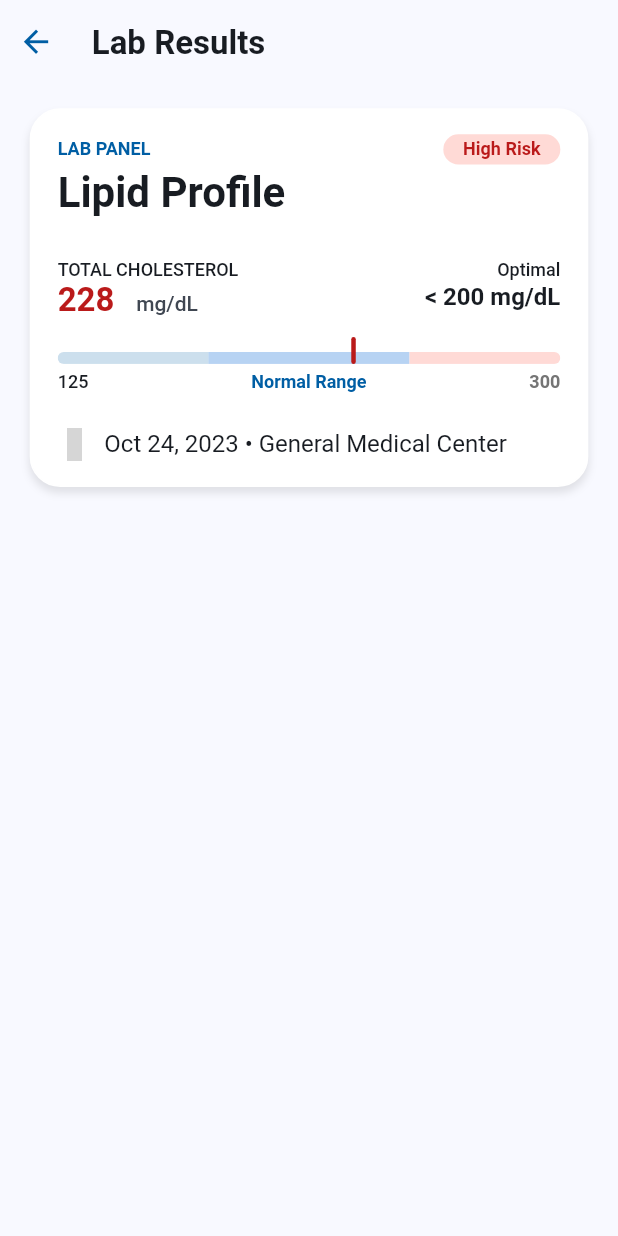
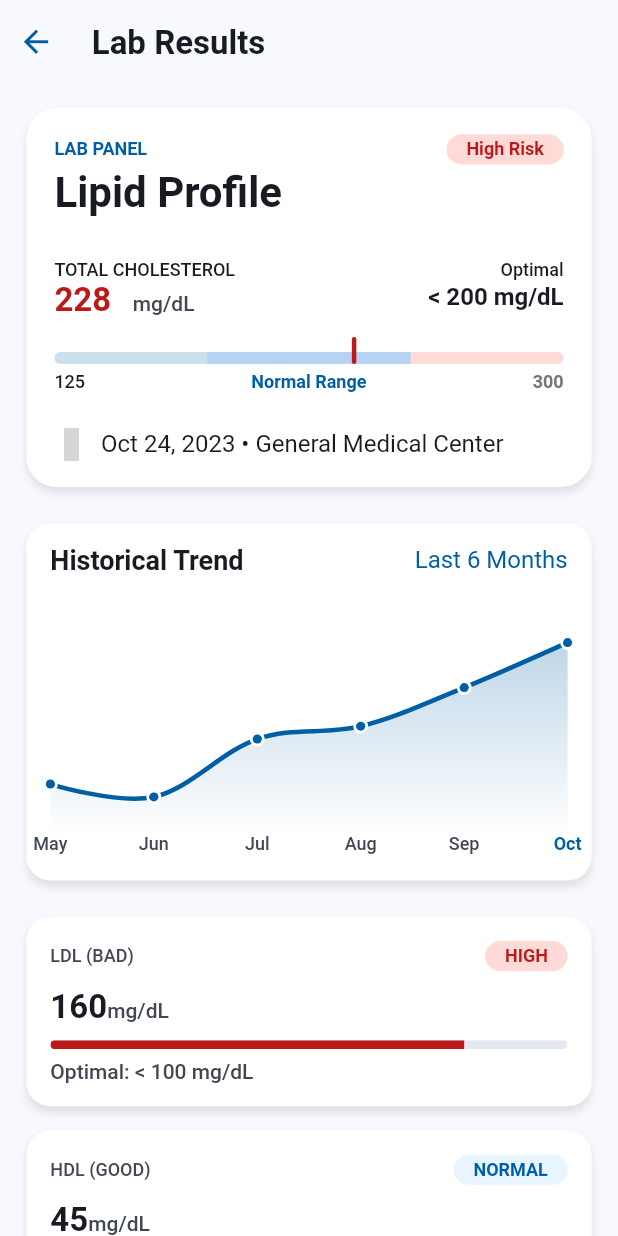
Before and after one commit to MohammedElEsh/ilajak, a Flutter app: the LabResultsView screen opened by its route, on a phone screen of 412 x 824 dp. Run offline on Flutter 3.47's test engine with Material 3 defaults, Android fonts, the phone set to English and light mode, and no system bars; drawn by our look-alikes of fl_chart; our stand-ins replace cached_network_image, connectivity_plus, dio, dotted_border, easy_localization, equatable and 15 more; accounts and stored records are empty; Roboto replaces fonts that are missing (Almarai); grey boxes are pictures that could not be loaded.

Commit message:
Finish LabResultsView

```diff
--- a/lib/features/patient/health/presentation/views/labs_view.dart
+++ b/lib/features/patient/health/presentation/views/labs_view.dart
@@ -4,7 +4,9 @@ import 'package:go_router/go_router.dart';
 import 'package:ilajak/core/shared/layout/app_top_bar.dart';
 import 'package:ilajak/core/theme/colors/app_colors.dart';
 import 'package:ilajak/core/theme/typography/app_typography.dart';
+import 'package:ilajak/features/patient/health/presentation/widgets/historical_trend_chart_widget.dart';
 import 'package:ilajak/features/patient/health/presentation/widgets/lab_panel_card_widget.dart';
+import 'package:ilajak/features/patient/health/presentation/widgets/lab_result_item_progress.dart';
 
 class LabResultsView extends StatelessWidget {
   const LabResultsView({super.key});
@@ -28,12 +30,51 @@ class LabResultsView extends StatelessWidget {
       ),
       // I'll get all the data from the clicable labs in the health page
       body: SafeArea(
-        child: Padding(
-          padding: EdgeInsets.symmetric(horizontal: 18.w, vertical: 16.h),
-          child: const SingleChildScrollView(
+        child: SingleChildScrollView(
+          child: Padding(
+            padding: EdgeInsets.symmetric(horizontal: 16.w, vertical: 16.h),
             child: Column(
               children: [
-                LabPanelCardWidget(),
+                const LabPanelCardWidget(),
+                SizedBox(height: 24.h),
+                const HistoricalTrendChart(),
+                SizedBox(height: 24.h),
+                const LabResultItemProgress(
+                  title: 'LDL (BAD)',
+                  value: '160',
+                  unit: 'mg/dL',
+                  statusText: 'HIGH',
+                  barColor: AppColors.error,
+                  progressValue: 0.8,
+                  optimalRange: 'Optimal: < 100 mg/dL',
+                  statusBgColor: AppColors.lightRed,
+                  statusTextColor: AppColors.error,
+                ),
+                SizedBox(height: 16.h),
+                const LabResultItemProgress(
+                  title: 'HDL (GOOD)',
+                  value: '45',
+                  unit: 'mg/dL',
+                  statusText: 'NORMAL',
+                  barColor: AppColors.primary,
+                  progressValue: 0.4,
+                  optimalRange: 'Optimal: > 40 mg/dL',
+                  statusBgColor: AppColors.primaryLight2,
+                  statusTextColor: AppColors.primary,
+                ),
+                SizedBox(height: 16.h),
+                const LabResultItemProgress(
+                  title: 'TRIGLYCERIDES',
+                  value: '155',
+                  unit: 'mg/dL',
+                  // Between NORMAL & HIGH text
+                  statusText: 'AVG NORM',
+                  barColor: AppColors.primary,
+                  progressValue: 0.6,
+                  optimalRange: 'Optimal: < 150 mg/dL',
+                  statusBgColor: AppColors.primaryLight2,
+                  statusTextColor: AppColors.primary,
+                ),
               ],
             ),
           ),
--- /dev/null
+++ b/lib/features/patient/health/presentation/widgets/historical_trend_chart_widget.dart
@@ -0,0 +1,166 @@
+import 'package:fl_chart/fl_chart.dart';
+import 'package:flutter/material.dart';
+import 'package:ilajak/core/theme/colors/app_colors.dart';
+import 'package:ilajak/core/theme/typography/app_typography.dart';
+
+class HistoricalTrendChart extends StatelessWidget {
+  const HistoricalTrendChart({super.key});
+
+  @override
+  Widget build(BuildContext context) {
+    // 0: May, 1: Jun, 2: Jul, 3: Aug, 4: Sep, 5: Oct
+    const List<FlSpot> spots = [
+      FlSpot(0, 1.3),
+      FlSpot(1, 1.1),
+      FlSpot(2, 2.0),
+      FlSpot(3, 2.2),
+      FlSpot(4, 2.8),
+      FlSpot(5, 3.5),
+    ];
+
+    return Container(
+      padding: const EdgeInsets.all(16).copyWith(bottom: 0),
+      decoration: BoxDecoration(
+        color: AppColors.surfaceLight,
+        borderRadius: BorderRadius.circular(16),
+        boxShadow: [
+          BoxShadow(
+            color: AppColors.surfaceDark.withValues(alpha: 0.1),
+            blurRadius: 4,
+            offset: const Offset(0, 4),
+          ),
+        ],
+      ),
+      child: Column(
+        crossAxisAlignment: CrossAxisAlignment.start,
+        children: [
+          // Header: Historical Trend - Last 6 Months
+          Row(
+            mainAxisAlignment: MainAxisAlignment.spaceBetween,
+            children: [
+              Text(
+                'Historical Trend',
+                style: AppTypography.semiBold18.copyWith(
+                  color: AppColors.textPrimaryLight,
+                ),
+              ),
+              Text(
+                'Last 6 Months',
+                style: AppTypography.regular16.copyWith(
+                  color: AppColors.primary,
+                ),
+              ),
+            ],
+          ),
+          const SizedBox(height: 24),
+
+          // Chart
+          SizedBox(
+            height: 180,
+            child: LineChart(
+              LineChartData(
+                // Hide grid and border
+                gridData: const FlGridData(show: false),
+                borderData: FlBorderData(show: false),
+
+                // Disable the touch interaction to prevent showing unwanted Tooltip (or it can be customized)
+                lineTouchData: const LineTouchData(enabled: false),
+
+                // Set the titles for the axes (the months below the chart)
+                titlesData: FlTitlesData(
+                  show: true,
+                  topTitles: const AxisTitles(
+                    sideTitles: SideTitles(showTitles: false),
+                  ),
+                  rightTitles: const AxisTitles(
+                    sideTitles: SideTitles(showTitles: false),
+                  ),
+                  leftTitles: const AxisTitles(
+                    sideTitles: SideTitles(showTitles: false),
+                  ),
+                  bottomTitles: AxisTitles(
+                    sideTitles: SideTitles(
+                      showTitles: true,
+                      reservedSize: 30,
+                      interval: 1,
+                      getTitlesWidget: (value, meta) {
+                        final style = AppTypography.medium12.copyWith(
+                          color: AppColors.textSecondary,
+                        );
+                        switch (value.toInt()) {
+                          case 0:
+                            return Text('May', style: style);
+                          case 1:
+                            return Text('Jun', style: style);
+                          case 2:
+                            return Text('Jul', style: style);
+                          case 3:
+                            return Text('Aug', style: style);
+                          case 4:
+                            return Text('Sep', style: style);
+                          case 5:
+                            return Text(
+                              'Oct',
+                              style: AppTypography.bold12.copyWith(
+                                color: AppColors.primary,
+                              ),
+                            );
+                          default:
+                            return const SizedBox.shrink();
+                        }
+                      },
+                    ),
+                  ),
+                ),
+
+                // Axes Positions
+                minX: 0,
+                maxX: 5,
+                minY: 0.5,
+                maxY: 4.0,
+
+                // Line Data
+                lineBarsData: [
+                  LineChartBarData(
+                    spots: spots,
+                    isCurved: true, // for smooth curve
+                    curveSmoothness: 0.35,
+                    color: AppColors.primary, // main blue line color
+                    barWidth: 3,
+                    isStrokeCapRound: true,
+
+                    // the white circle at each point on the curve
+                    dotData: FlDotData(
+                      show: true,
+                      getDotPainter: (spot, percent, barData, index) {
+                        return FlDotCirclePainter(
+                          radius: 3,
+                          color: AppColors.primary,
+                          strokeWidth: 2,
+                          strokeColor: AppColors.surfaceLight,
+                        );
+                      },
+                    ),
+
+                    // Gradient Fill
+                    belowBarData: BarAreaData(
+                      show: true,
+                      gradient: LinearGradient(
+                        colors: [
+                          AppColors.primary.withValues(alpha: 0.25),
+                          AppColors.primary.withValues(alpha: 0.0),
+                        ],
+                        begin: Alignment.topCenter,
+                        end: Alignment.bottomCenter,
+                      ),
+                    ),
+                  ),
+                ],
+              ),
+            ),
+          ),
+        ],
+      ),
+    );
+  }
+}
--- a/lib/features/patient/health/presentation/widgets/lab_panel_card_widget.dart
+++ b/lib/features/patient/health/presentation/widgets/lab_panel_card_widget.dart
@@ -7,9 +7,7 @@ import 'package:ilajak/features/patient/health/presentation/widgets/lab_status_w
 import 'package:ilajak/features/patient/health/presentation/widgets/range_indicator_Widget.dart';
 
 class LabPanelCardWidget extends StatelessWidget {
-  const LabPanelCardWidget({
-    super.key,
-  });
+  const LabPanelCardWidget({super.key});
 
   @override
   Widget build(BuildContext context) {
@@ -22,10 +20,7 @@ class LabPanelCardWidget extends StatelessWidget {
       decoration: BoxDecoration(
         color: AppColors.surfaceLight,
         borderRadius: BorderRadiusDirectional.circular(20.r),
-        border: Border.all(
-          color: AppColors.surfaceLight,
-          width: 1.w,
-        ),
+        border: Border.all(color: AppColors.surfaceLight, width: 1.w),
         boxShadow: [
           BoxShadow(
             color: AppColors.surfaceDark.withValues(alpha: 0.1),
@@ -37,12 +32,8 @@ class LabPanelCardWidget extends StatelessWidget {
       // Container body
       child: Column(
         children: [
-
           // Lab & Status Header
-          const LabStatusWidget(
-            labName: 'Lipid Profile',
-            status: 'High Risk',
-          ),
+          const LabStatusWidget(labName: 'Lipid Profile', status: 'High Risk'),
           SizedBox(height: 32.h),
 
           // Disease result & Optimal result
--- /dev/null
+++ b/lib/features/patient/health/presentation/widgets/lab_result_item_progress.dart
@@ -0,0 +1,102 @@
+import 'package:flutter/material.dart';
+import 'package:ilajak/core/theme/colors/app_colors.dart';
+import 'package:ilajak/core/theme/typography/app_typography.dart';
+import 'package:ilajak/features/patient/health/presentation/widgets/lab_status_widget.dart';
+
+class LabResultItemProgress extends StatelessWidget {
+  final String title;
+  final String value;
+  final String unit;
+  final String statusText;
+  final Color barColor;
+  final double progressValue;
+  final String optimalRange;
+  final Color? statusTextColor;
+  final Color? statusBgColor;
+
+  const LabResultItemProgress({
+    super.key,
+    required this.title,
+    required this.value,
+    this.unit = 'mg/dL',
+    required this.statusText,
+    required this.barColor,
+    required this.progressValue,
+    required this.optimalRange,
+    this.statusBgColor,
+    this.statusTextColor,
+  });
+
+  @override
+  Widget build(BuildContext context) {
+    return Container(
+      padding: const EdgeInsets.all(16),
+      decoration: BoxDecoration(
+        color: AppColors.surfaceLight,
+        borderRadius: BorderRadius.circular(16),
+        boxShadow: [
+          BoxShadow(
+            color: AppColors.surfaceDark.withValues(alpha: 0.1),
+            blurRadius: 4,
+            offset: const Offset(0, 4),
+          ),
+        ],
+      ),
+      child: Column(
+        crossAxisAlignment: CrossAxisAlignment.start,
+        children: [
+          //
+          LabStatusWidget(
+            title: title,
+            titleTextStyle: AppTypography.medium12.copyWith(
+              color: AppColors.textSecondary,
+            ),
+            status: statusText,
+            showLabel: false,
+            backgroundColor: statusBgColor,
+            textColor: statusTextColor,
+          ),
+          const SizedBox(height: 8),
+
+          Text.rich(
+            TextSpan(
+              children: [
+                TextSpan(
+                  text: value,
+                  style: AppTypography.semiBold22.copyWith(
+                    color: AppColors.textPrimaryLight,
+                  ),
+                ),
+                TextSpan(
+                  text: unit,
+                  style: AppTypography.regular14.copyWith(
+                    color: AppColors.textSecondary,
+                  ),
+                ),
+              ],
+            ),
+          ),
+          const SizedBox(height: 12),
+
+          ClipRRect(
+            borderRadius: BorderRadius.circular(4),
+            child: LinearProgressIndicator(
+              value: progressValue.clamp(0.0, 1.0),
+              minHeight: 6,
+              backgroundColor: AppColors.lightGray,
+              valueColor: AlwaysStoppedAnimation<Color>(barColor),
+            ),
+          ),
+          const SizedBox(height: 8),
+
+          Text(
+            optimalRange,
+            style: AppTypography.regular14.copyWith(
+              color: AppColors.textSecondary,
+            ),
+          ),
+        ],
+      ),
+    );
+  }
+}
--- a/lib/features/patient/health/presentation/widgets/lab_status_widget.dart
+++ b/lib/features/patient/health/presentation/widgets/lab_status_widget.dart
@@ -7,11 +7,21 @@ import 'package:ilajak/core/theme/typography/app_typography.dart';
 class LabStatusWidget extends StatelessWidget {
   const LabStatusWidget({
     super.key,
-    required this.labName,
+    this.labName,
     required this.status,
+    this.textColor,
+    this.backgroundColor,
+    this.titleTextStyle,
+    this.showLabel = true,
+    this.title,
   });
-  final String labName;
+  final String? labName;
   final String status;
+  final Color? textColor;
+  final Color? backgroundColor;
+  final TextStyle? titleTextStyle;
+  final bool? showLabel;
+  final String? title;
 
   @override
   Widget build(BuildContext context) {
@@ -21,27 +31,33 @@ class LabStatusWidget extends StatelessWidget {
           mainAxisAlignment: MainAxisAlignment.spaceBetween,
           children: [
             Text(
-              'LAB PANEL',
-              style: AppTypography.bold12.copyWith(color: AppColors.primary),
+              title ?? 'LAB PANEL',
+              style:
+                  titleTextStyle ??
+                  AppTypography.bold12.copyWith(color: AppColors.primary),
             ),
             StatusWidget(
               title: status,
-              backgroundColor: AppColors.lightRed,
-              textColor: AppColors.error,
-              textStyle: AppTypography.bold12.copyWith(color: AppColors.error),
+              backgroundColor: backgroundColor ?? AppColors.lightRed,
+              textColor: textColor ?? AppColors.error,
+              textStyle: AppTypography.bold12.copyWith(
+                color: textColor ?? AppColors.error,
+              ),
             ),
           ],
         ),
         SizedBox(height: 4.h),
-        Align(
+        showLabel == true
+            ? Align(
                 alignment: AlignmentDirectional.centerStart,
                 child: Text(
-            labName,
+                  labName ?? "Lab Name",
                   style: AppTypography.bold28.copyWith(
                     color: AppColors.textPrimaryLight,
                   ),
                 ),
-        ),
+              )
+            : const SizedBox.shrink(),
       ],
     );
   }
```
Lines whose indentation alone changed are shown as unchanged.
